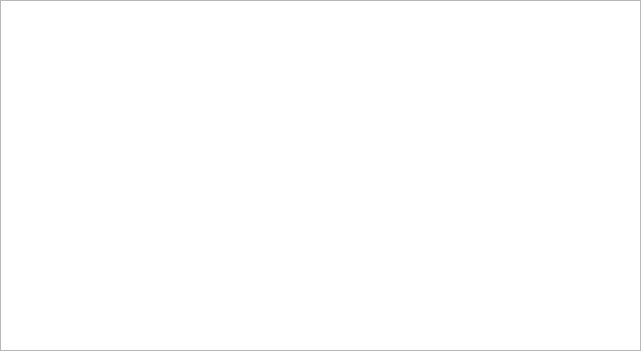
The window that Include/icmpstr/CComponentNoteEditorComp.ui (ImagingTools/AcfSln) describes before a commit, drawn with Qt 5.
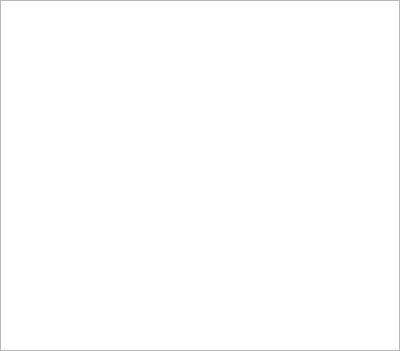
The same window after the commit.

Patch:
```diff
--- a/Include/icmpstr/CComponentNoteEditorComp.ui
+++ b/Include/icmpstr/CComponentNoteEditorComp.ui
@@ -6,13 +6,13 @@
    <rect>
     <x>0</x>
     <y>0</y>
-    <width>641</width>
+    <width>400</width>
     <height>351</height>
    </rect>
   </property>
   <property name="minimumSize">
    <size>
-    <width>641</width>
+    <width>0</width>
     <height>0</height>
    </size>
   </property>
```
